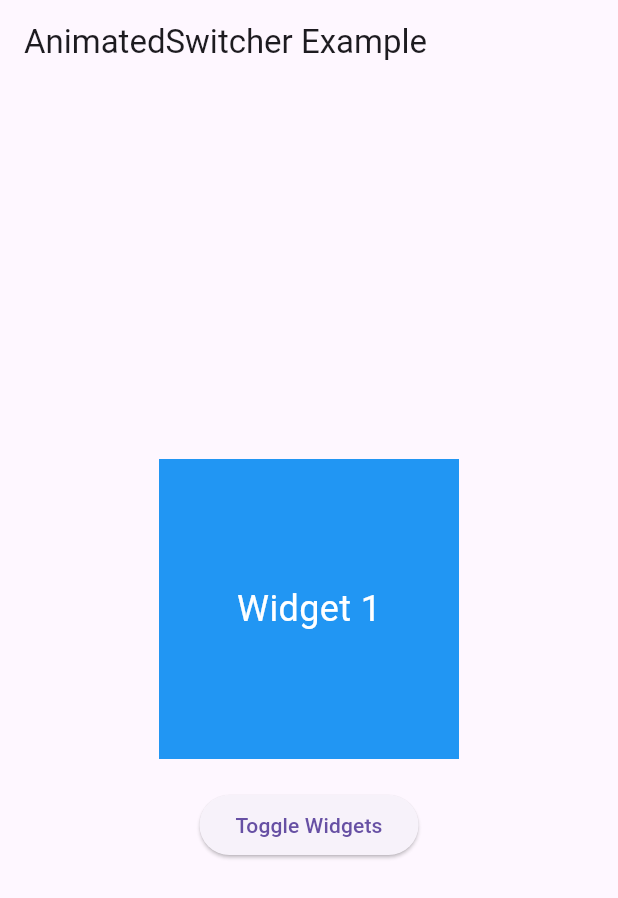
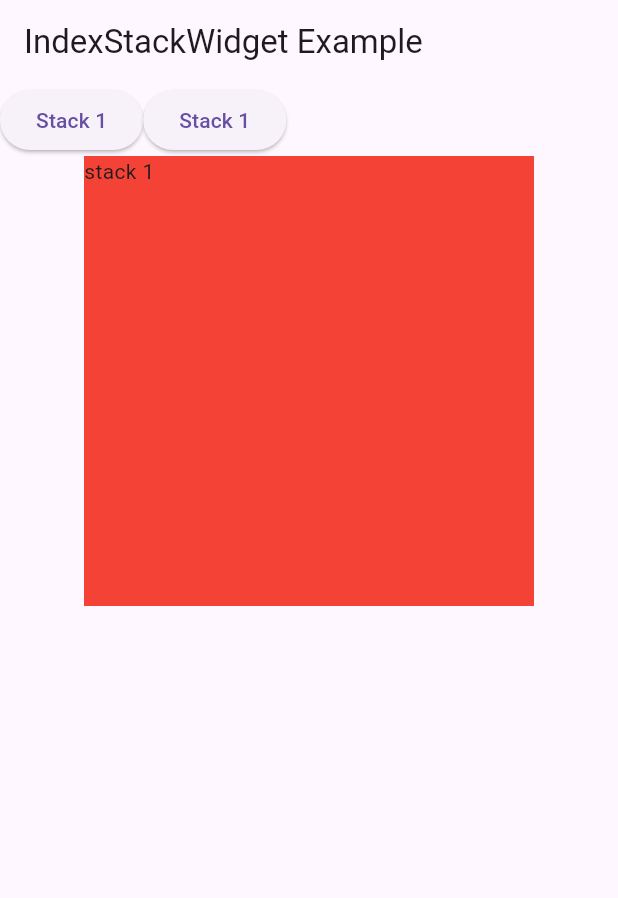
Before and after one commit to vaibhavt-nt/flutter_training, a Flutter app: the screen it shows after launch, on a phone screen of 412 x 824 dp. Shown: the top 898 px of the screen. Run offline on Flutter 3.47's test engine with Material 3 defaults, Android fonts, the phone set to English and light mode, and no system bars; missing offline and left inert: dart:ffi; key blocks and very long unbroken strings in the code were emptied for the run.

Commit message:
indexStack Widget  learned

```diff
--- a/lib/main.dart
+++ b/lib/main.dart
@@ -17,6 +17,7 @@ import 'package:flutter_training/widgets/flexible.dart';
 import 'package:flutter_training/widgets/gesture_detector.dart';
 import 'package:flutter_training/widgets/gride_view.dart';
 import 'package:flutter_training/widgets/hero.dart';
+import 'package:flutter_training/widgets/indexstack.dart';
 import 'package:flutter_training/widgets/layout_builder.dart';
 import 'package:flutter_training/widgets/list_view.dart';
 import 'package:flutter_training/widgets/list_view_builder.dart';
@@ -45,7 +46,7 @@ class homepage extends StatelessWidget {
   Widget build(BuildContext context) {
     return MaterialApp(
       title: "my home page",
-      home: AnimatedSwitcherExample(),
+      home: IndexStackWidget(),
     );
   }
 }
--- /dev/null
+++ b/lib/widgets/indexstack.dart
@@ -0,0 +1,62 @@
+import 'package:flutter/material.dart';
+
+class IndexStackWidget extends StatefulWidget {
+  const IndexStackWidget({super.key});
+
+  @override
+  State<IndexStackWidget> createState() => _IndexStackWidgetState();
+}
+
+class _IndexStackWidgetState extends State<IndexStackWidget> {
+  int currentIndex = 0;
+  @override
+  Widget build(BuildContext context) {
+    return Scaffold(
+      appBar: AppBar(
+        title: Text('IndexStackWidget Example'),
+      ),
+      body: Column(
+        children: [
+          Row(
+            children: [
+              ElevatedButton(
+                  onPressed: () {
+                    setState(() {
+                      currentIndex = 0;
+                    });
+                  },
+                  child: Text('Stack 1')
+              ),
+              ElevatedButton(
+                  onPressed: () {
+                    setState(() {
+                      currentIndex = 1;
+                    });
+                  },
+                  child: Text('Stack 1')
+              ),
+            ],
+          ),
+          IndexedStack(
+            index: currentIndex,
+            children: [
+              Container(
+                height: 300,
+                width: 300,
+                 color:Colors.red,
+                child: Text("stack 1"),
+              ),
+              Container(
+                height: 300,
+                width: 300,
+                color:Colors.green,
+                child: Text("stack 2"),
+              )
+
+            ],
+          )
+        ],
+      ),
+    );
+  }
+}
```
